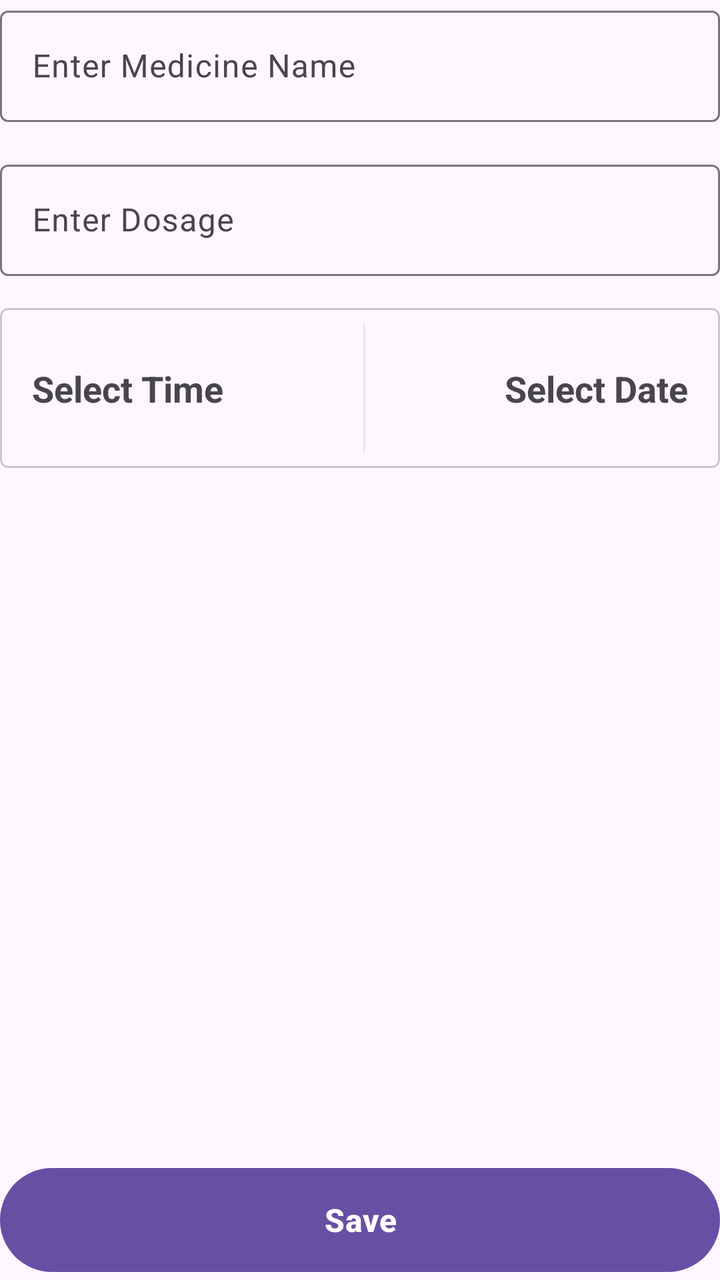
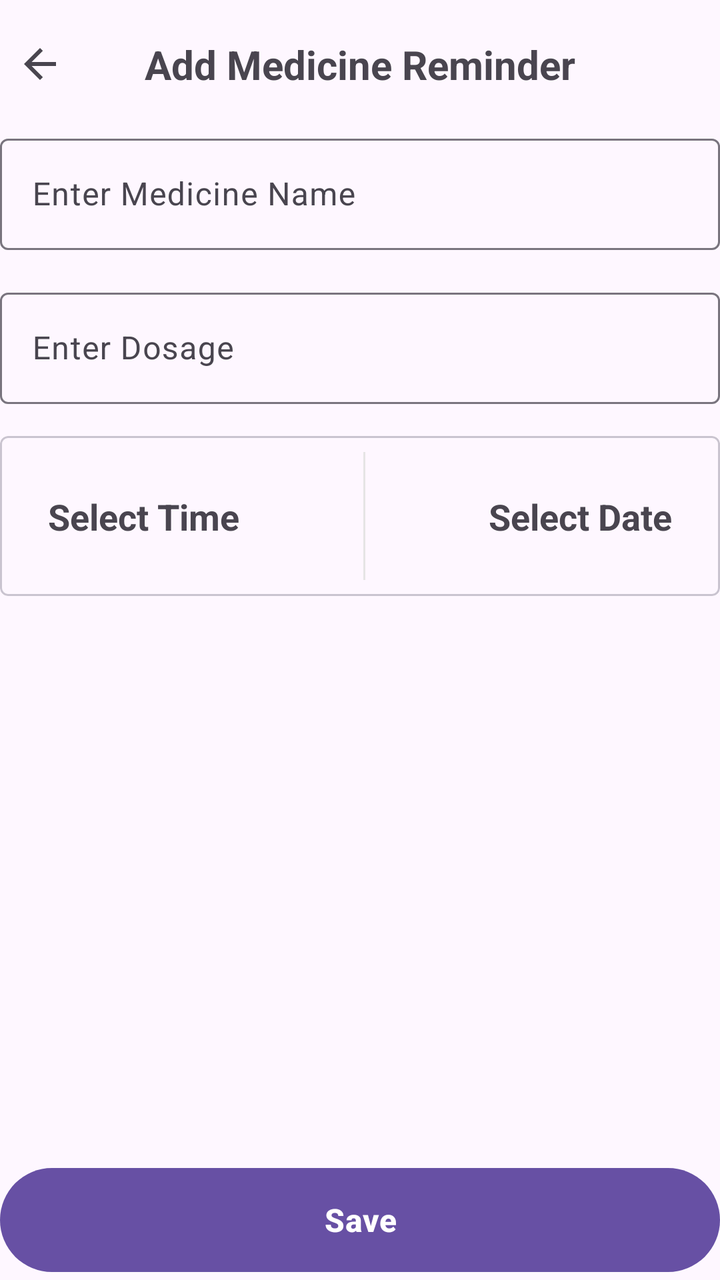

An Android layout rendered at two revisions. The XML below is the earlier revision; the diff shows what the commit changed to produce the second picture.
<!-- AndroidManifest.xml: application theme Theme.MedicineReminderApp -->
<!-- res/layout/fragment_add_or_edit_medicine_reminder.xml -->
<?xml version="1.0" encoding="utf-8"?>
<androidx.constraintlayout.widget.ConstraintLayout xmlns:android="http://schemas.android.com/apk/res/android"
    xmlns:app="http://schemas.android.com/apk/res-auto"
    xmlns:tools="http://schemas.android.com/tools"
    android:layout_width="match_parent"
    android:layout_height="match_parent"
    android:layout_margin="16dp"
    tools:context=".presentation.AddOrEditMedicineReminderFragment">


    <com.google.android.material.textfield.TextInputLayout
        android:id="@+id/medicine_name_input_layout"
        android:layout_width="match_parent"
        android:layout_height="wrap_content"
        app:layout_constraintEnd_toEndOf="parent"
        app:layout_constraintStart_toStartOf="parent"
        app:layout_constraintTop_toTopOf="parent">

        <com.google.android.material.textfield.TextInputEditText
            android:id="@+id/medicine_name_edit_text"
            android:layout_width="match_parent"
            android:layout_height="wrap_content"
            android:hint="Enter Medicine Name"
            android:inputType="textPersonName"
            app:layout_constraintEnd_toEndOf="parent"
            app:layout_constraintStart_toStartOf="parent"
            app:layout_constraintTop_toTopOf="parent" />


    </com.google.android.material.textfield.TextInputLayout>


    <com.google.android.material.textfield.TextInputLayout
        android:id="@+id/medicine_dosage_input_layout"
        android:layout_width="match_parent"
        android:layout_height="wrap_content"
        android:layout_marginTop="16dp"
        app:layout_constraintEnd_toEndOf="parent"
        app:layout_constraintStart_toStartOf="parent"
        app:layout_constraintTop_toBottomOf="@+id/medicine_name_input_layout">

        <com.google.android.material.textfield.TextInputEditText
            android:id="@+id/medicine_dosage_edit_text"
            android:layout_width="match_parent"
            android:layout_height="wrap_content"
            android:hint="Enter Dosage"
            android:inputType="textPersonName"
            app:layout_constraintEnd_toEndOf="parent"
            app:layout_constraintStart_toStartOf="parent"
            app:layout_constraintTop_toTopOf="parent" />


    </com.google.android.material.textfield.TextInputLayout>


    <com.google.android.material.card.MaterialCardView
        android:layout_width="match_parent"
        android:layout_height="80dp"
        android:layout_marginTop="16dp"
        app:cardCornerRadius="4dp"
        app:layout_constraintTop_toBottomOf="@id/medicine_dosage_input_layout">


        <androidx.constraintlayout.widget.ConstraintLayout
            android:layout_width="match_parent"
            android:layout_height="wrap_content"
            android:layout_marginHorizontal="16dp"
            android:layout_marginVertical="8dp">


            <TextView

                android:id="@+id/reminder_time"
                android:layout_width="wrap_content"
                android:layout_height="wrap_content"
                android:text="Select Time"
                android:textSize="18sp"
                android:textStyle="bold"
                app:layout_constraintBottom_toBottomOf="@+id/view"
                app:layout_constraintStart_toStartOf="parent"
                app:layout_constraintTop_toTopOf="parent" />


            <View
                android:id="@+id/view"
                android:layout_width="1dp"
                android:layout_height="match_parent"
                android:background="#E6E5E5"
                app:layout_constraintEnd_toStartOf="@+id/reminder_time_text_view"
                app:layout_constraintStart_toEndOf="@id/reminder_time" />


            <TextView
                android:id="@+id/reminder_time_text_view"
                android:layout_width="wrap_content"
                android:layout_height="wrap_content"
                android:text="Select Date"
                android:textSize="18sp"
                android:textStyle="bold"
                app:layout_constraintBottom_toBottomOf="@+id/view"
                app:layout_constraintEnd_toEndOf="parent"
                app:layout_constraintTop_toTopOf="@+id/view" />


        </androidx.constraintlayout.widget.ConstraintLayout>


    </com.google.android.material.card.MaterialCardView>


    <com.google.android.material.button.MaterialButton
        android:id="@+id/save_reminder"
        android:layout_width="match_parent"
        android:layout_height="60dp"
        android:text="@string/save"
        android:textSize="16sp"
        android:textStyle="bold"
        app:layout_constraintBottom_toBottomOf="parent" />


</androidx.constraintlayout.widget.ConstraintLayout>
<!-- resources referenced by this layout -->
<resources>
  <string name="save">Save</string>
  <style name="Theme.MedicineReminderApp" parent="Base.Theme.MedicineReminderApp" />
  <style name="Base.Theme.MedicineReminderApp" parent="Theme.Material3.DayNight.NoActionBar">
          
          
      </style>
</resources>

<!-- the commit's change to res/layout/fragment_add_or_edit_medicine_reminder.xml (unified diff, before → after) -->
@@ -5,7 +5,43 @@
     android:layout_width="match_parent"
     android:layout_height="match_parent"
     android:layout_margin="16dp"
-    tools:context=".presentation.AddOrEditMedicineReminderFragment">
+    tools:context=".presentation.add_edit.AddOrEditMedicineReminderFragment">
+
+
+    <androidx.constraintlayout.widget.ConstraintLayout
+        android:id="@+id/top_bar"
+        android:layout_width="match_parent"
+        android:layout_height="?attr/actionBarSize"
+        app:layout_constraintEnd_toEndOf="parent"
+        app:layout_constraintStart_toStartOf="parent"
+        app:layout_constraintTop_toTopOf="parent">
+
+
+        <ImageView
+            android:id="@+id/back_button"
+            android:layout_width="wrap_content"
+            android:layout_height="wrap_content"
+            android:contentDescription="@string/back_button"
+            android:padding="8dp"
+            android:src="@drawable/ic_arrow_back"
+            app:layout_constraintBottom_toBottomOf="parent"
+            app:layout_constraintStart_toStartOf="parent"
+            app:layout_constraintTop_toTopOf="parent" />
+
+        <TextView
+            android:id="@+id/title"
+            android:layout_width="wrap_content"
+            android:layout_height="wrap_content"
+            android:text="@string/add_medicine_reminder"
+            android:textSize="20sp"
+            android:textStyle="bold"
+            app:layout_constraintBottom_toBottomOf="parent"
+            app:layout_constraintEnd_toEndOf="parent"
+            app:layout_constraintStart_toStartOf="parent"
+            app:layout_constraintTop_toTopOf="parent" />
+
+
+    </androidx.constraintlayout.widget.ConstraintLayout>
 
 
     <com.google.android.material.textfield.TextInputLayout
@@ -14,7 +50,7 @@
         android:layout_height="wrap_content"
         app:layout_constraintEnd_toEndOf="parent"
         app:layout_constraintStart_toStartOf="parent"
-        app:layout_constraintTop_toTopOf="parent">
+        app:layout_constraintTop_toBottomOf="@+id/top_bar">
 
         <com.google.android.material.textfield.TextInputEditText
             android:id="@+id/medicine_name_edit_text"
@@ -28,7 +64,6 @@
 
 
     </com.google.android.material.textfield.TextInputLayout>
-
 
     <com.google.android.material.textfield.TextInputLayout
         android:id="@+id/medicine_dosage_input_layout"
@@ -52,7 +87,6 @@
 
     </com.google.android.material.textfield.TextInputLayout>
 
-
     <com.google.android.material.card.MaterialCardView
         android:layout_width="match_parent"
         android:layout_height="80dp"
@@ -69,11 +103,11 @@
 
 
             <TextView
-
                 android:id="@+id/reminder_time"
                 android:layout_width="wrap_content"
                 android:layout_height="wrap_content"
-                android:text="Select Time"
+                android:padding="8dp"
+                android:text="@string/select_time"
                 android:textSize="18sp"
                 android:textStyle="bold"
                 app:layout_constraintBottom_toBottomOf="@+id/view"
@@ -86,15 +120,16 @@
                 android:layout_width="1dp"
                 android:layout_height="match_parent"
                 android:background="#E6E5E5"
-                app:layout_constraintEnd_toStartOf="@+id/reminder_time_text_view"
+                app:layout_constraintEnd_toStartOf="@+id/reminder_date"
                 app:layout_constraintStart_toEndOf="@id/reminder_time" />
 
 
             <TextView
-                android:id="@+id/reminder_time_text_view"
+                android:id="@+id/reminder_date"
                 android:layout_width="wrap_content"
                 android:layout_height="wrap_content"
-                android:text="Select Date"
+                android:padding="8dp"
+                android:text="@string/select_date"
                 android:textSize="18sp"
                 android:textStyle="bold"
                 app:layout_constraintBottom_toBottomOf="@+id/view"
@@ -107,7 +142,6 @@
 
     </com.google.android.material.card.MaterialCardView>
 
-
     <com.google.android.material.button.MaterialButton
         android:id="@+id/save_reminder"
         android:layout_width="match_parent"
<!-- resource entries referenced after the edit -->
@@ -1,6 +1,22 @@
 <!-- resources referenced by this layout -->
 <resources>
+  <!-- drawable ic_arrow_back (drawable) -->
+  <vector xmlns:android="http://schemas.android.com/apk/res/android"
+      android:width="24dp"
+      android:height="24dp"
+      android:viewportWidth="960"
+      android:viewportHeight="960"
+      android:tint="?attr/colorControlNormal"
+      android:autoMirrored="true">
+    <path
+        android:fillColor="@android:color/white"
+        android:pathData="M313,520L537,744L480,800L160,480L480,160L537,216L313,440L800,440L800,520L313,520Z"/>
+  </vector>
+  <string name="add_medicine_reminder">Add Medicine Reminder</string>
+  <string name="back_button">Back Button</string>
   <string name="save">Save</string>
+  <string name="select_date">Select Date</string>
+  <string name="select_time">Select Time</string>
   <style name="Theme.MedicineReminderApp" parent="Base.Theme.MedicineReminderApp" />
   <style name="Base.Theme.MedicineReminderApp" parent="Theme.Material3.DayNight.NoActionBar">
           
